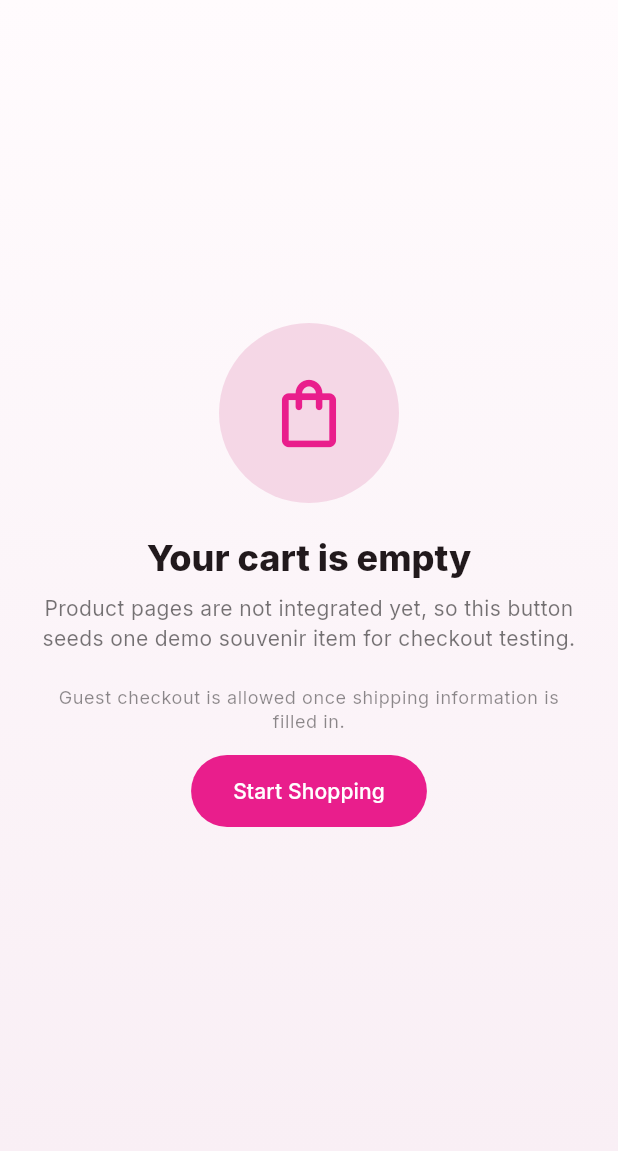
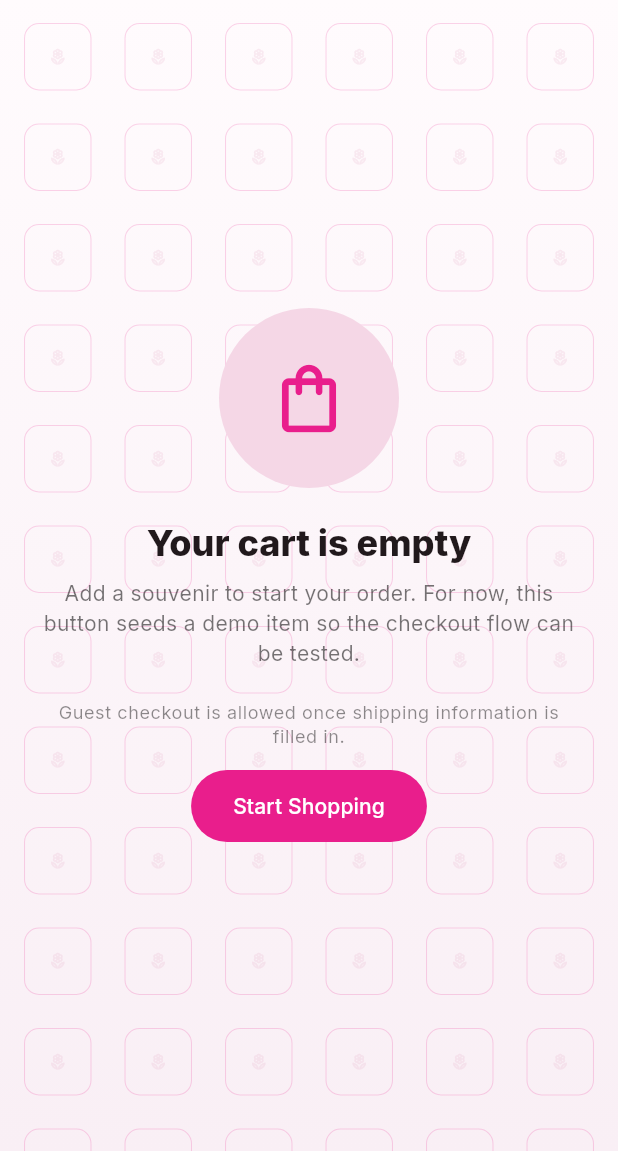
Before and after one commit to creslouis/Botum, a Flutter app: the screen it shows after launch, on a phone screen of 412 x 824 dp, the part 85-1236 px from its top. Run offline on Flutter 3.47's test engine with Material 3 defaults, Android fonts, the phone set to English and light mode, and no system bars; our stand-ins replace cloud_firestore, google_fonts, shared_preferences; accounts and stored records are empty.

Commit message:
feat: Hokdo - refine cart checkout UI

```diff
--- a/lib/screens/cart/cart_screen.dart
+++ b/lib/screens/cart/cart_screen.dart
@@ -13,6 +13,7 @@ class CartScreen extends StatelessWidget {
     final cartProvider = context.watch<CartProvider>();
 
     return Scaffold(
+      backgroundColor: const Color(0xFFFFFBFD),
       appBar: AppBar(
         title: const Text('Cart'),
         leading: const BackButton(),
@@ -52,15 +53,20 @@ class CartScreen extends StatelessWidget {
           const SizedBox(width: 8),
         ],
       ),
-      body: Container(
-        decoration: const BoxDecoration(
+      body: Stack(
+        children: [
+          const DecoratedBox(
+            decoration: BoxDecoration(
               gradient: LinearGradient(
                 begin: Alignment.topCenter,
                 end: Alignment.bottomCenter,
                 colors: [Color(0xFFFFFBFD), Color(0xFFF9EFF5)],
               ),
             ),
-        child: SafeArea(
+            child: SizedBox.expand(),
+          ),
+          const _PatternOverlay(),
+          SafeArea(
             child: cartProvider.isLoading
                 ? const Center(child: CircularProgressIndicator())
                 : cartProvider.items.isEmpty
@@ -69,7 +75,7 @@ class CartScreen extends StatelessWidget {
                         context.read<CartProvider>().seedDemoItem(),
                   )
                 : Padding(
-                  padding: const EdgeInsets.fromLTRB(20, 8, 20, 20),
+                    padding: const EdgeInsets.fromLTRB(20, 8, 20, 0),
                     child: Column(
                       children: [
                         Expanded(
@@ -94,12 +100,13 @@ class CartScreen extends StatelessWidget {
                             },
                           ),
                         ),
-                      const SizedBox(height: 12),
                         Container(
-                        padding: const EdgeInsets.all(18),
+                          padding: const EdgeInsets.fromLTRB(18, 16, 18, 22),
                           decoration: BoxDecoration(
                             color: Colors.white,
-                          borderRadius: BorderRadius.circular(22),
+                            borderRadius: const BorderRadius.vertical(
+                              top: Radius.circular(28),
+                            ),
                             boxShadow: const [
                               BoxShadow(
                                 color: Color(0x14000000),
@@ -111,23 +118,29 @@ class CartScreen extends StatelessWidget {
                           child: Column(
                             children: [
                               Row(
-                              mainAxisAlignment: MainAxisAlignment.spaceBetween,
+                                mainAxisAlignment:
+                                    MainAxisAlignment.spaceBetween,
                                 children: [
                                   Text(
                                     'Subtotal',
-                                  style: Theme.of(context).textTheme.titleLarge
+                                    style: Theme.of(context)
+                                        .textTheme
+                                        .titleLarge
                                         ?.copyWith(fontWeight: FontWeight.w700),
                                   ),
                                   Text(
                                     '\$${cartProvider.subtotal.toStringAsFixed(2)}',
-                                  style: Theme.of(context).textTheme.titleLarge
+                                    style: Theme.of(context)
+                                        .textTheme
+                                        .titleLarge
                                         ?.copyWith(fontWeight: FontWeight.w800),
                                   ),
                                 ],
                               ),
                               const SizedBox(height: 10),
                               Row(
-                              mainAxisAlignment: MainAxisAlignment.spaceBetween,
+                                mainAxisAlignment:
+                                    MainAxisAlignment.spaceBetween,
                                 children: [
                                   Text(
                                     cartProvider.shippingFee == 0
@@ -147,19 +160,29 @@ class CartScreen extends StatelessWidget {
                               ),
                               const SizedBox(height: 10),
                               Row(
-                              mainAxisAlignment: MainAxisAlignment.spaceBetween,
+                                mainAxisAlignment:
+                                    MainAxisAlignment.spaceBetween,
                                 children: [
                                   Text(
                                     'Total',
-                                  style: Theme.of(context).textTheme.titleLarge
+                                    style: Theme.of(context)
+                                        .textTheme
+                                        .titleLarge
                                         ?.copyWith(fontWeight: FontWeight.w800),
                                   ),
                                   Text(
                                     '\$${cartProvider.totalPrice.toStringAsFixed(2)}',
-                                  style: Theme.of(context).textTheme.titleLarge
+                                    style: Theme.of(context)
+                                        .textTheme
+                                        .titleLarge
                                         ?.copyWith(fontWeight: FontWeight.w800),
                                   ),
                                 ],
+                              ),
+                              const SizedBox(height: 16),
+                              Container(
+                                height: 1,
+                                color: const Color(0xFFF0E0E8),
                               ),
                               const SizedBox(height: 16),
                               SizedBox(
@@ -190,6 +213,42 @@ class CartScreen extends StatelessWidget {
                       ],
                     ),
                   ),
+          ),
+        ],
+      ),
+    );
+  }
+}
+
+class _PatternOverlay extends StatelessWidget {
+  const _PatternOverlay();
+
+  @override
+  Widget build(BuildContext context) {
+    return IgnorePointer(
+      child: Opacity(
+        opacity: 0.18,
+        child: GridView.builder(
+          padding: const EdgeInsets.all(16),
+          gridDelegate: const SliverGridDelegateWithFixedCrossAxisCount(
+            crossAxisCount: 6,
+            mainAxisSpacing: 22,
+            crossAxisSpacing: 22,
+          ),
+          itemCount: 72,
+          itemBuilder: (context, index) {
+            return Container(
+              decoration: BoxDecoration(
+                border: Border.all(color: const Color(0xFFE91E8C), width: 0.7),
+                borderRadius: BorderRadius.circular(10),
+              ),
+              child: const Icon(
+                Icons.local_florist_outlined,
+                size: 12,
+                color: Color(0xFFE2A0BF),
+              ),
+            );
+          },
         ),
       ),
     );
@@ -231,7 +290,7 @@ class _EmptyCart extends StatelessWidget {
             ),
             const SizedBox(height: 8),
             Text(
-              'Product pages are not integrated yet, so this button seeds one demo souvenir item for checkout testing.',
+              'Add a souvenir to start your order. For now, this button seeds a demo item so the checkout flow can be tested.',
               textAlign: TextAlign.center,
               style: Theme.of(
                 context,
```
Also changed, not shown: lib/screens/checkout/checkout_screen.dart (+34 -0 lines). Lines whose indentation alone changed are shown as unchanged.
